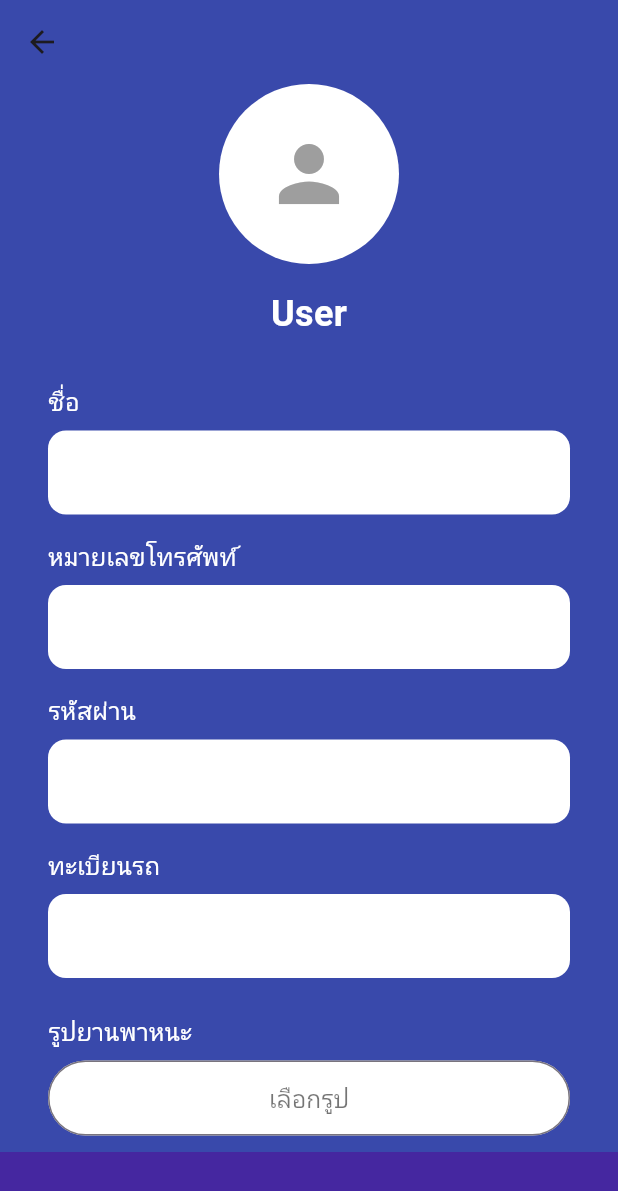
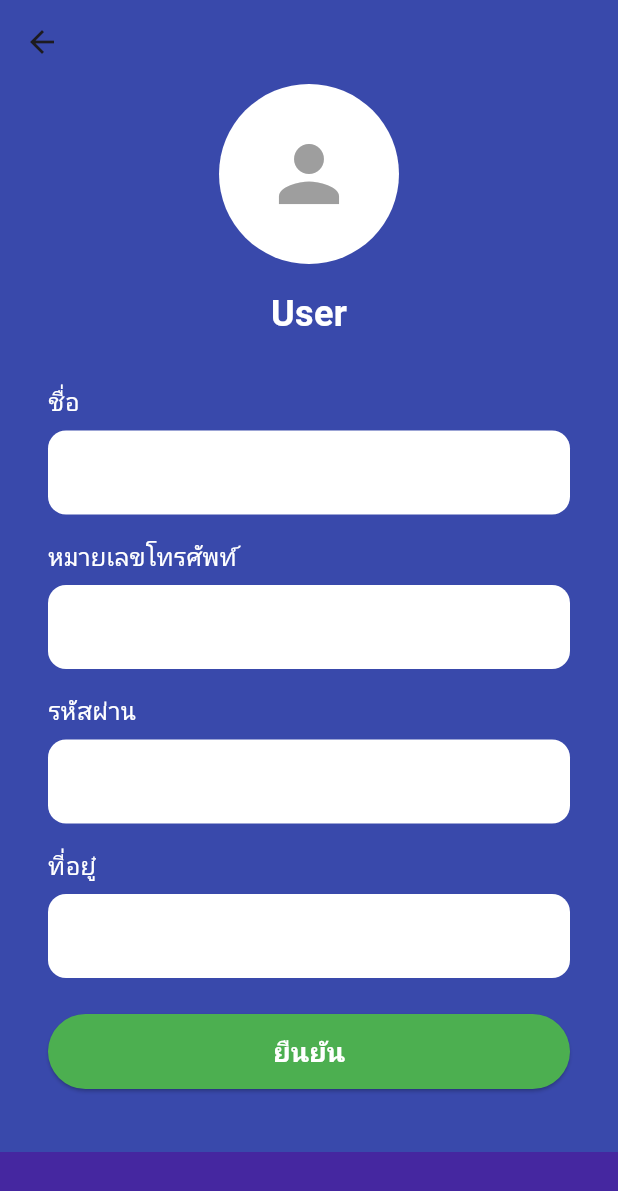
Before and after one commit to JirathPumme/Delivery, a Flutter app: the ProfileUserFix screen opened directly, on a phone screen of 412 x 824 dp. Shown: the top 1191 px of the screen. Run offline on Flutter 3.47's test engine with Material 3 defaults, Android fonts, the phone set to English and light mode, and no system bars; our stand-ins replace cloud_firestore, firebase_core, flex_color_scheme, flutter_map, geolocator, get and 4 more; accounts and stored records are empty.

Commit message:
Fix:profile

```diff
--- a/lib/main.dart
+++ b/lib/main.dart
@@ -39,7 +39,7 @@ class MyApp extends StatelessWidget {
   ),
   title: 'Delivery',
   // home: const MyApp(),
-  initialRoute: '/login',
+  initialRoute: '/user_main_screen',
   routes: {
     '/splash': (context) => const Splash_Page(),
     '/login': (context) => const LoginPage(),
--- a/lib/pages/profile_user_fix.dart
+++ b/lib/pages/profile_user_fix.dart
@@ -1,4 +1,6 @@
 import 'dart:io';
+import 'package:delivery/pages/home_user.dart';
+import 'package:delivery/pages/profile_user.dart';
 import 'package:flutter/material.dart';
 import 'package:delivery/components/bottompurple.dart';
 import 'package:delivery/components/backbutton.dart';
@@ -13,7 +15,6 @@ class ProfileUserFix extends StatefulWidget {
 
 class _ProfileUserFixState extends State<ProfileUserFix> {
   File? _profileImage;
-  File? _vehicleImage;
   final ImagePicker _picker = ImagePicker();
 
   Future<void> _pickProfileImage() async {
@@ -25,26 +26,18 @@ class _ProfileUserFixState extends State<ProfileUserFix> {
     }
   }
 
-  Future<void> _pickVehicleImage() async {
-    final XFile? pickedFile = await _picker.pickImage(source: ImageSource.gallery);
-    if (pickedFile != null) {
-      setState(() {
-        _vehicleImage = File(pickedFile.path);
-      });
-    }
-  }
 
   final TextEditingController _nameController = TextEditingController();
   final TextEditingController _phoneController = TextEditingController();
   final TextEditingController _passwordController = TextEditingController();
-  final TextEditingController _licensePlateController = TextEditingController();
+  final TextEditingController _placeController = TextEditingController();
 
   @override
   void dispose() {
     _nameController.dispose();
     _phoneController.dispose();
     _passwordController.dispose();
-    _licensePlateController.dispose();
+    _placeController.dispose();
     super.dispose();
   }
 
@@ -88,24 +81,11 @@ class _ProfileUserFixState extends State<ProfileUserFix> {
                 const SizedBox(height: 16),
                 _buildTextField(label: 'รหัสผ่าน', controller: _passwordController, obscureText: true),
                 const SizedBox(height: 16),
-                _buildTextField(label: 'ทะเบียนรถ', controller: _licensePlateController),
+                _buildTextField(label: 'ที่อยู๋', controller: _placeController),
                 const SizedBox(height: 24),
 
-                _buildSectionLabel('รูปยานพาหนะ'),
-                OutlinedButton(
-                  style: OutlinedButton.styleFrom(
-                    backgroundColor: Colors.white,
-                    minimumSize: const Size(double.infinity, 50),
-                    shape: RoundedRectangleBorder(borderRadius: BorderRadius.circular(30)),
-                  ),
-                  onPressed: _pickVehicleImage,
-                  child: const Text('เลือกรูป', style: TextStyle(color: Colors.black54, fontSize: 16)),
-                ),
-                const SizedBox(height: 40),
-
                 ElevatedButton(
-                  onPressed: () {
-                  },
+                  onPressed: () {},
                   style: ElevatedButton.styleFrom(
                     backgroundColor: Colors.green[500],
                     minimumSize: const Size(double.infinity, 50),
--- a/lib/pages/ready_delivery.dart
+++ b/lib/pages/ready_delivery.dart
@@ -1,5 +1,4 @@
 //เตรียมOrder ของฝั่ง User Sender
-// ยังไม่เรียบร้อย มีบัค Map อยู๋
 import 'package:delivery/pages/confirm_order.dart';
 import 'package:delivery/pages/profile_user.dart';
 import 'package:delivery/pages/wait_rider_recieve.dart';
--- a/lib/pages/register_user.dart
+++ b/lib/pages/register_user.dart
@@ -276,7 +276,7 @@ Widget _buildGpsTextField() {
           // --- 3. ติดตั้ง 'ไกปืน' (IconButton) ---
           suffixIcon: IconButton(
             icon: const Icon(Icons.my_location, color: Color(0xFF5B4FBF)),
-            onPressed: _getCurrentLocation, // <-- พอกดแล้วให้เรียกฟังก์ชันนี้!
+            onPressed: _getCurrentLocation,
           ),
         ),
       ),
```
Also changed, not shown: lib/pages/setting_page.dart (+94 -8 lines).
